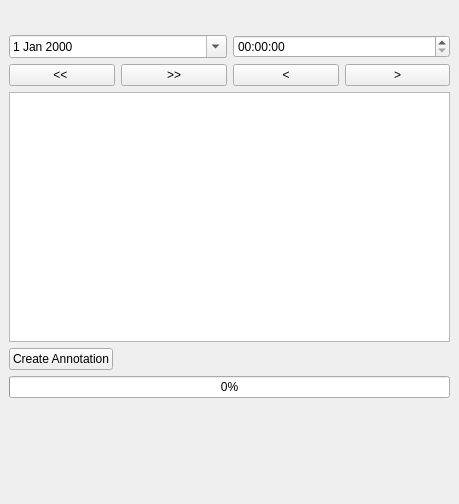
Old version of the form noaa_tidal_predictions/tidal_prediction_widget.ui in the repository joeberkovitz/qgis-noaa-marine-data.
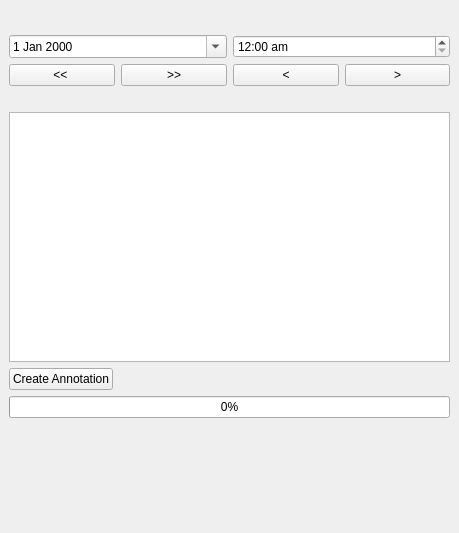
New version of the form.

Commit message: add prediction details label to widget

Diff of the .ui file:
```diff
--- a/noaa_tidal_predictions/tidal_prediction_widget.ui
+++ b/noaa_tidal_predictions/tidal_prediction_widget.ui
@@ -7,7 +7,7 @@
     <x>0</x>
     <y>0</y>
     <width>459</width>
-    <height>504</height>
+    <height>533</height>
    </rect>
   </property>
   <property name="maximumSize">
@@ -119,6 +119,9 @@
         <property name="frame">
          <bool>true</bool>
         </property>
+        <property name="displayFormat">
+         <string>h:mm ap</string>
+        </property>
        </widget>
       </item>
       <item row="0" column="0">
@@ -133,6 +136,16 @@
     <item>
      <layout class="QVBoxLayout" name="plotLayout"/>
     </item>
+    <item>
+     <widget class="QLabel" name="predictionLabel">
+      <property name="text">
+       <string> </string>
+      </property>
+      <property name="alignment">
+       <set>Qt::AlignCenter</set>
+      </property>
+     </widget>
+    </item>
     <item>
      <widget class="QTableWidget" name="tableWidget">
       <property name="sizePolicy">
```
The commit also changes 1 other file.
